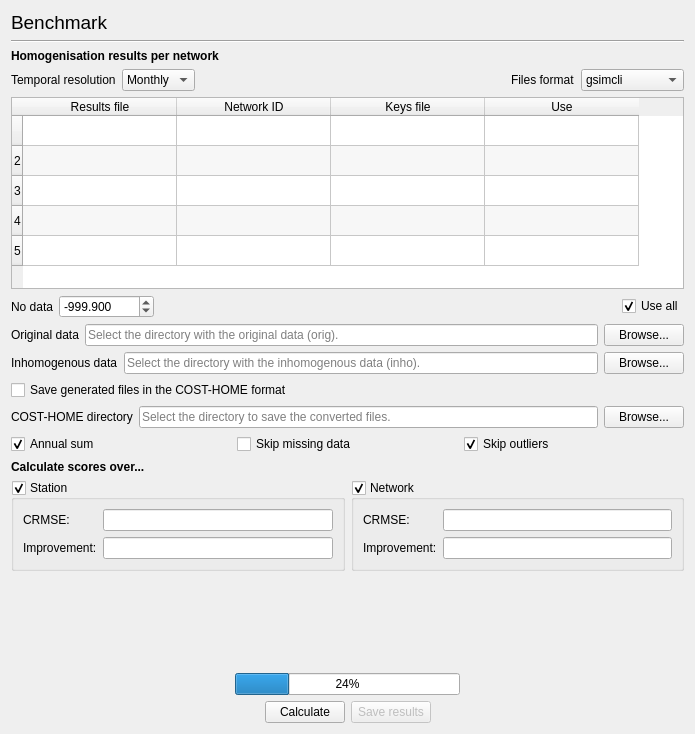
Old version of the form GSIMCLI/interface/tools.benchmark.ui in the repository iled/gsimcli.
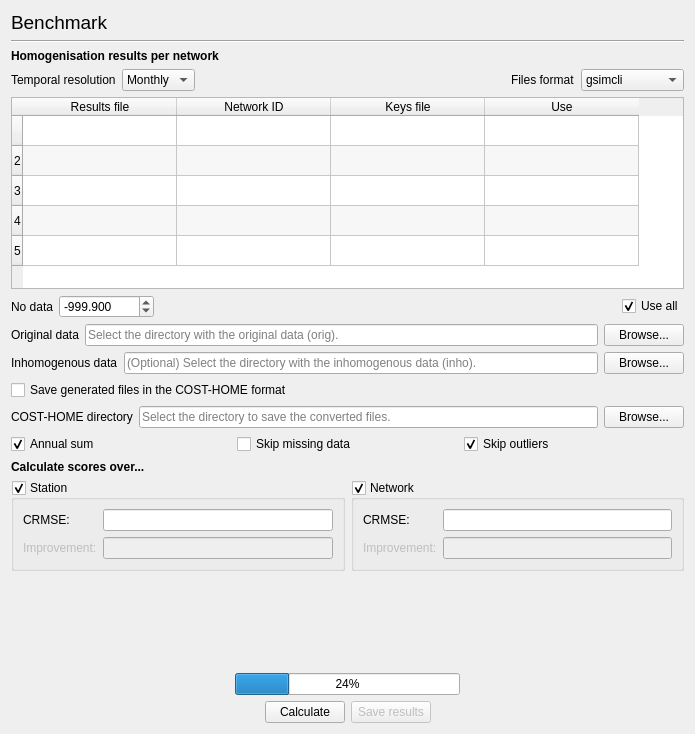
New version of the form.

Commit message: improvement calculation is now optional - decides automatically if improvement is going to be calculated or not, based on os.path.isdir(inho_path)

Diff of the .ui file:
```diff
--- a/GSIMCLI/interface/tools.benchmark.ui
+++ b/GSIMCLI/interface/tools.benchmark.ui
@@ -280,7 +280,7 @@
      <item>
       <widget class="QLineEdit" name="lineInho">
        <property name="placeholderText">
-        <string>Select the directory with the inhomogenous data (inho).</string>
+        <string>(Optional) Select the directory with the inhomogenous data (inho).</string>
        </property>
       </widget>
      </item>
@@ -423,6 +423,9 @@
         </item>
         <item row="1" column="0">
          <widget class="QLabel" name="labelStationImprov">
+          <property name="enabled">
+           <bool>false</bool>
+          </property>
           <property name="text">
            <string>Improvement:</string>
           </property>
@@ -430,6 +433,9 @@
         </item>
         <item row="1" column="1">
          <widget class="QLineEdit" name="lineStationImprov">
+          <property name="enabled">
+           <bool>false</bool>
+          </property>
           <property name="readOnly">
            <bool>true</bool>
           </property>
@@ -469,6 +475,9 @@
         </item>
         <item row="1" column="0">
          <widget class="QLabel" name="labelNetworkImprov">
+          <property name="enabled">
+           <bool>false</bool>
+          </property>
           <property name="text">
            <string>Improvement:</string>
           </property>
@@ -476,6 +485,9 @@
         </item>
         <item row="1" column="1">
          <widget class="QLineEdit" name="lineNetworkImprov">
+          <property name="enabled">
+           <bool>false</bool>
+          </property>
           <property name="readOnly">
            <bool>true</bool>
           </property>
```
The commit also changes 2 other files.
